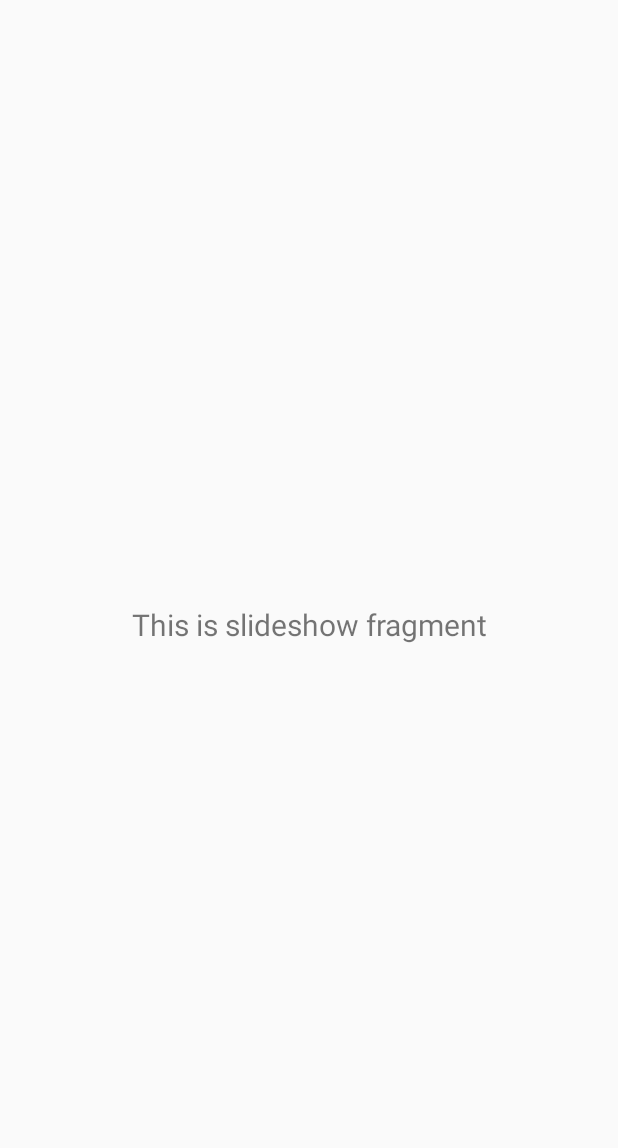
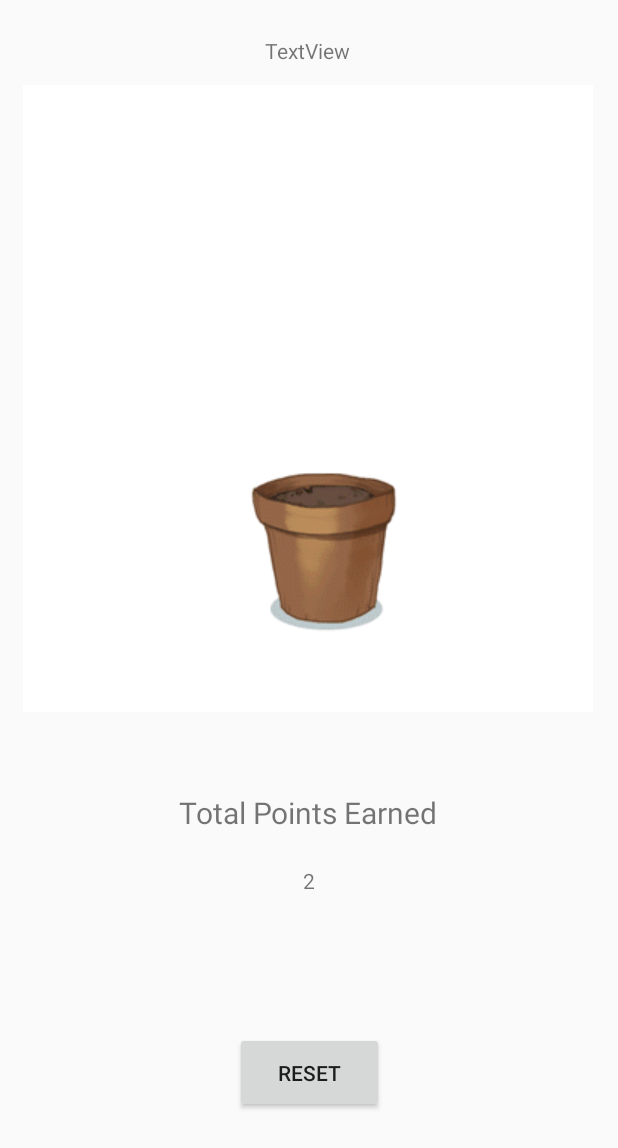
Before and after one commit to SammyDeAgent/uccd3223-iridium-pomodoro-app, an Android app: the fragment SlideshowFragment shown on its own in the app's theme, on a phone screen of 412 x 824 dp. Shown: the top 1148 px of the screen. Run offline under Robolectric (Android 15) with nearby library versions, the phone set to English and light mode, and no system bars.

Commit message:
UI and Tree Function Update

```diff
--- a/app/build.gradle
+++ b/app/build.gradle
@@ -52,6 +52,7 @@ android {
 }
 
 dependencies {
+    implementation 'pl.droidsonroids.gif:android-gif-drawable:1.2.22'
     implementation 'com.mikhaellopez:circularimageview:4.3.0'
     implementation 'com.github.bumptech.glide:glide:4.11.0'
     annotationProcessor 'com.github.bumptech.glide:compiler:4.11.0'
--- a/app/src/main/java/cyto/iridium/iridium/ui/slideshow/SlideshowFragment.java
+++ b/app/src/main/java/cyto/iridium/iridium/ui/slideshow/SlideshowFragment.java
@@ -18,37 +18,77 @@ import androidx.lifecycle.ViewModelProvider;
 
 import cyto.iridium.iridium.R;
 import cyto.iridium.iridium.databinding.FragmentSlideshowBinding;
+import pl.droidsonroids.gif.GifDrawable;
+import pl.droidsonroids.gif.GifImageView;
 
 public class SlideshowFragment extends Fragment {
 
     private SlideshowViewModel slideshowViewModel;
     private FragmentSlideshowBinding binding;
 
-    private ImageView treeview;
-    private Button resetbutton;
+    private GifImageView treeview;
 
     private TextView earnedpoint;
-    private Button clockpage;
+    private Button resetBtn;
 
     public View onCreateView(@NonNull LayoutInflater inflater,
                              ViewGroup container, Bundle savedInstanceState) {
+
+        SharedPreferences prefoutput2 = getActivity().getSharedPreferences("MySharePoint", 0);
+        long point = prefoutput2.getLong("totalpoint", 0);
+        SharedPreferences.Editor prefEdit2 = prefoutput2.edit();
+
         slideshowViewModel =
                 new ViewModelProvider(this).get(SlideshowViewModel.class);
 
         binding = FragmentSlideshowBinding.inflate(inflater, container, false);
         View root = binding.getRoot();
 
-        final TextView textView = binding.textSlideshow;
-        slideshowViewModel.getText().observe(getViewLifecycleOwner(), new Observer<String>() {
+//        final TextView textView = binding.textSlideshow;
+//        slideshowViewModel.getText().observe(getViewLifecycleOwner(), new Observer<String>() {
+//            @Override
+//            public void onChanged(@Nullable String s) {
+//                textView.setText(s);
+//            }
+//        });
+
+        earnedpoint = binding.earnedpoint;
+        earnedpoint.setText(String.valueOf(point));
+
+        treeview = binding.growingtree;
+
+        if(point >= 25200){
+            treeview.setImageResource(R.drawable.tree7);
+        }else if(point >= 21600){
+            treeview.setImageResource(R.drawable.tree6);
+        }else if(point >= 18000){
+            treeview.setImageResource(R.drawable.tree5);
+        }else if(point >= 10800){
+            treeview.setImageResource(R.drawable.tree4);
+        }else if(point >= 3600){
+            treeview.setImageResource(R.drawable.tree3);
+        }else if(point >= 1800){
+            treeview.setImageResource(R.drawable.tree2);
+        }else if(point >= 60){
+            treeview.setImageResource(R.drawable.tree1);
+        }else{
+            treeview.setImageResource(R.drawable.tree0);
+        }
+
+        resetBtn = binding.resetbutton;
+        resetBtn.setOnClickListener(new View.OnClickListener() {
             @Override
-            public void onChanged(@Nullable String s) {
-                textView.setText(s);
+            public void onClick(View view) {
+                prefEdit2.putLong("totalpoint",0);
+                prefEdit2.commit();
+                Long point2 = prefoutput2.getLong("totalpoint", 0);
+                earnedpoint.setText(String.valueOf(point2));
+                treeview.setImageResource(R.drawable.tree0);
             }
         });
+
         return root;
     }
-
-
 
     @Override
     public void onDestroyView() {
--- a/app/src/main/res/layout/fragment_slideshow.xml
+++ b/app/src/main/res/layout/fragment_slideshow.xml
@@ -7,16 +7,67 @@
     tools:context=".ui.slideshow.SlideshowFragment">
 
     <TextView
-        android:id="@+id/text_slideshow"
-        android:layout_width="match_parent"
+        android:id="@+id/textView3"
+        android:layout_width="wrap_content"
         android:layout_height="wrap_content"
-        android:layout_marginStart="8dp"
-        android:layout_marginTop="8dp"
-        android:layout_marginEnd="8dp"
+        android:text="TextView"
+        app:layout_constraintBottom_toTopOf="@+id/growingtree"
+        app:layout_constraintEnd_toEndOf="parent"
+        app:layout_constraintHorizontal_bias="0.498"
+        app:layout_constraintStart_toStartOf="parent"
+        app:layout_constraintTop_toTopOf="parent"
+        app:layout_constraintVertical_bias="0.64" />
+
+    <TextView
+        android:id="@+id/prefpoints2"
+        android:layout_width="208dp"
+        android:layout_height="49dp"
+        android:layout_alignParentEnd="true"
+        android:layout_alignParentBottom="true"
+        android:text="Total Points Earned"
         android:textAlignment="center"
         android:textSize="20sp"
         app:layout_constraintBottom_toBottomOf="parent"
         app:layout_constraintEnd_toEndOf="parent"
+        app:layout_constraintHorizontal_bias="0.497"
         app:layout_constraintStart_toStartOf="parent"
-        app:layout_constraintTop_toTopOf="parent" />
+        app:layout_constraintTop_toBottomOf="@+id/growingtree"
+        app:layout_constraintVertical_bias="0.177" />
+
+    <pl.droidsonroids.gif.GifImageView
+        android:id="@+id/growingtree"
+        android:layout_width="wrap_content"
+        android:layout_height="wrap_content"
+        android:src="@drawable/tree0"
+        app:layout_constraintBottom_toBottomOf="parent"
+        app:layout_constraintEnd_toEndOf="parent"
+        app:layout_constraintHorizontal_bias="0.483"
+        app:layout_constraintStart_toStartOf="parent"
+        app:layout_constraintTop_toTopOf="parent"
+        app:layout_constraintVertical_bias="0.14"
+        android:duration="10000"/>
+
+    <TextView
+        android:id="@+id/earnedpoint"
+        android:layout_width="159dp"
+        android:layout_height="38dp"
+        android:text="======"
+        android:textAlignment="center"
+        app:layout_constraintBottom_toBottomOf="parent"
+        app:layout_constraintEnd_toEndOf="parent"
+        app:layout_constraintStart_toStartOf="parent"
+        app:layout_constraintTop_toBottomOf="@+id/prefpoints2"
+        app:layout_constraintVertical_bias="0.0" />
+
+    <Button
+        android:id="@+id/resetbutton"
+        android:layout_width="99dp"
+        android:layout_height="54dp"
+        android:text="Reset"
+        app:layout_constraintBottom_toBottomOf="parent"
+        app:layout_constraintEnd_toEndOf="parent"
+        app:layout_constraintStart_toStartOf="parent"
+        app:layout_constraintTop_toBottomOf="@+id/earnedpoint"
+        app:layout_constraintVertical_bias="0.471" />
+
 </androidx.constraintlayout.widget.ConstraintLayout>
--- a/app/src/main/res/menu/activity_main_drawer.xml
+++ b/app/src/main/res/menu/activity_main_drawer.xml
@@ -14,7 +14,7 @@
             android:title="@string/menu_clock" />
         <item
             android:id="@+id/nav_slideshow"
-            android:icon="@drawable/ic_menu_slideshow"
-            android:title="@string/menu_slideshow" />
+            android:icon="@drawable/explore"
+            android:title="@string/menu_avatar" />
     </group>
 </menu>
--- a/app/src/main/res/values/strings.xml
+++ b/app/src/main/res/values/strings.xml
@@ -15,9 +15,10 @@
 
     <string name="menu_home">Home</string>
     <string name="menu_gallery">Gallery</string>
-    <string name="menu_slideshow">Slideshow</string>
+    <string name="menu_slideshow">Tree Growth</string>
     <string name="menu_clock">Clock</string>
     <string name="menu_profile">Profile</string>
     <string name="header">Iridium Pomodoro Timer</string>
     <string name="subtext">Watch your hardship flourish into life.</string>
+    <string name="menu_avatar">Tree Growth</string>
 </resources>
```
Also changed, not shown: app/src/main/java/cyto/iridium/iridium/avatarclock/ClockActivity.java (deleted, +0 -252 lines), app/src/main/java/cyto/iridium/iridium/avatarclock/MainActivity.java (deleted, +0 -79 lines), app/src/main/java/cyto/iridium/iridium/ui/clock/ClockFragment.java (+30 -1 lines), app/src/main/res/drawable/explore.xml (added, +10 -0 lines), app/src/main/res/layout/fragment_clock.xml (+30 -0 lines), app/src/main/res/layout/latest_activity_avatar.xml (deleted, +0 -54 lines), app/src/main/res/layout/latest_activity_clock.xml (deleted, +0 -82 lines), 1 other file.
